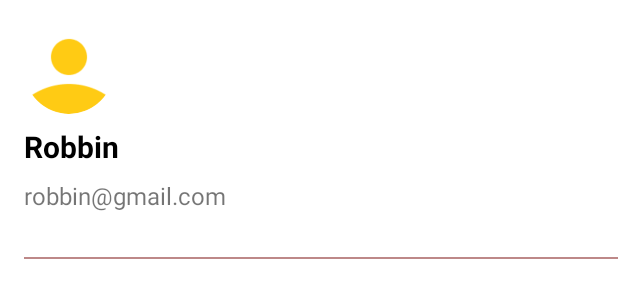
After one commit to Abisayo1/eNursing, an Android app: the layout nav_header.xml on its own in the app's theme, with its tools: preview values and no code run, on a phone screen of 412 x 824 dp. The commit adds this screen. Shown: the top 300 px of the screen. Run offline under Robolectric (Android 15) with nearby library versions, the phone set to English and light mode, and no system bars.

Commit message:
Started working on the navigation

```diff
--- a/app/build.gradle
+++ b/app/build.gradle
@@ -47,6 +47,8 @@ dependencies {
 
     implementation 'androidx.core:core-ktx:1.8.0'
     implementation 'androidx.appcompat:appcompat:1.4.2'
+    implementation 'de.hdodenhof:circleimageview:3.1.0'
+    implementation 'com.mikhaellopez:circularimageview:4.3.0'
     implementation 'com.google.android.material:material:1.6.1'
     implementation 'androidx.constraintlayout:constraintlayout:2.1.4'
     implementation 'com.google.firebase:firebase-auth:21.0.8'
--- a/app/src/main/res/layout/activity_topics1.xml
+++ b/app/src/main/res/layout/activity_topics1.xml
@@ -17,6 +17,7 @@
         app:layout_constraintEnd_toEndOf="parent"
         app:layout_constraintHorizontal_bias="0.041"
         android:layout_marginLeft="1.5dp"
+        android:visibility="gone"
         app:layout_constraintStart_toStartOf="parent"
         app:layout_constraintTop_toTopOf="parent"
         app:layout_constraintVertical_bias="0.069"
--- /dev/null
+++ b/app/src/main/res/layout/nav_header.xml
@@ -0,0 +1,40 @@
+<?xml version="1.0" encoding="utf-8"?>
+<LinearLayout
+    xmlns:android="http://schemas.android.com/apk/res/android"
+    android:orientation="vertical"
+    android:layout_marginTop="16dp"
+    android:layout_marginStart="16dp"
+    android:background="@color/white"
+    android:layout_width="match_parent"
+    android:layout_height="wrap_content"
+    android:layout_marginLeft="16dp">
+
+    <de.hdodenhof.circleimageview.CircleImageView
+        android:layout_width="60dp"
+        android:layout_height="60dp"
+        android:src="@drawable/img"/>
+
+    <TextView
+        android:layout_width="match_parent"
+        android:layout_height="wrap_content"
+        android:id="@+id/user_name"
+        android:paddingTop="8dp"
+        android:textSize="20sp"
+        android:text="Robbin"
+        android:textColor="@color/black"
+        android:textStyle="bold"/>
+
+    <TextView
+        android:layout_width="wrap_content"
+        android:layout_height="wrap_content"
+        android:paddingTop="8dp"
+        android:textSize="16sp"
+        android:text="robbin@gmail.com"/>
+
+    <View
+        android:layout_width="match_parent"
+        android:layout_height="1dp"
+        android:layout_marginTop="30dp"
+        android:background="@color/underline"/>
+
+</LinearLayout>
--- a/app/src/main/res/values/colors.xml
+++ b/app/src/main/res/values/colors.xml
@@ -7,5 +7,6 @@
     <color name="teal_700">#FF018786</color>
     <color name="black">#FF000000</color>
     <color name="white">#FFFFFFFF</color>
+    <color name="underline">#BD8888</color>
 
 </resources>
```
Also changed, not shown: app/src/main/res/drawable/ic_baseline_home_24.xml (added, +10 -0 lines), app/src/main/res/layout/activity_learn.xml (+30 -2 lines), app/src/main/res/menu/nav_menu.xml (added, +13 -0 lines).
